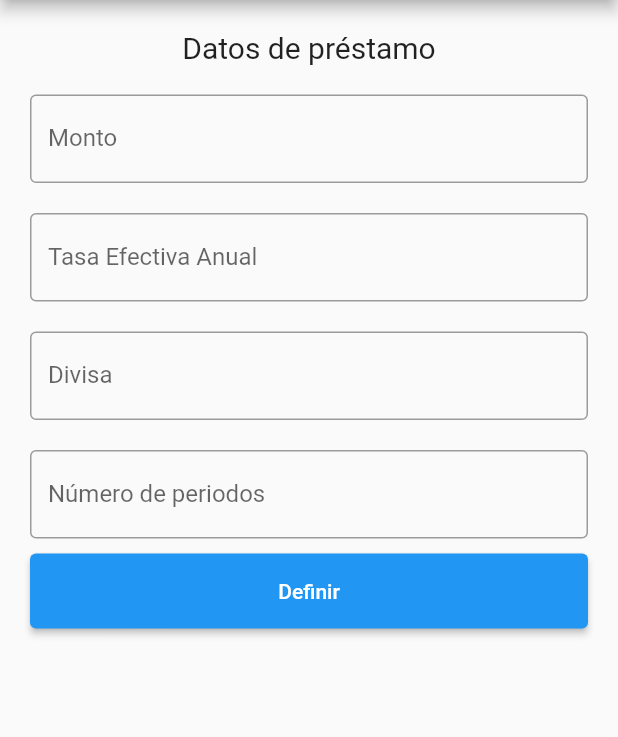
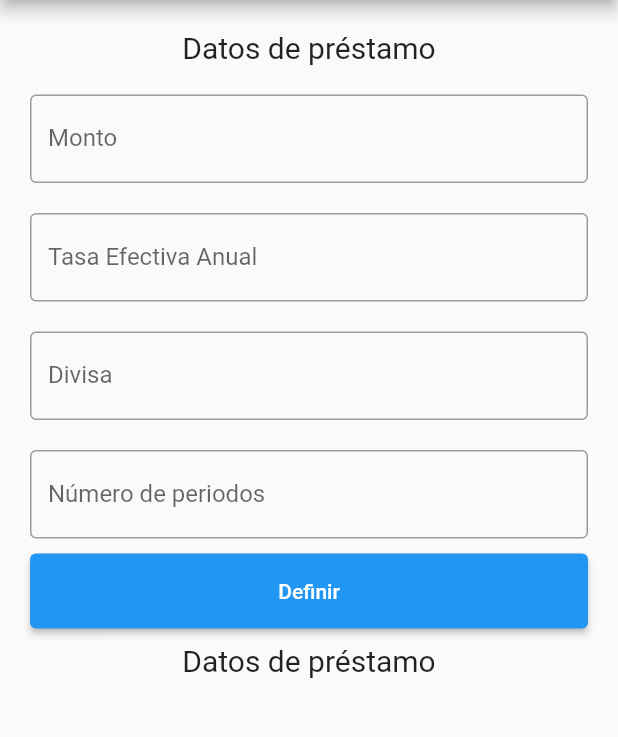
Before and after one commit to LlamitaFinance/llamita_vivienda, a Flutter app: the CreditsData screen opened directly, on a phone screen of 412 x 824 dp, the part 84-821 px from its top. Run offline on Flutter 3.47's test engine with Material 2 defaults, Android fonts, the phone set to English and light mode, and no system bars; network calls fail.

Commit message:
Update credits_data.dart

```diff
--- a/lib/screens/credits_data.dart
+++ b/lib/screens/credits_data.dart
@@ -13,7 +13,16 @@ class _CreditsDataState extends State<CreditsData> {
   TextEditingController currencyController = TextEditingController();
   TextEditingController rateController = TextEditingController();
   TextEditingController nPeriods = TextEditingController();
+  List a = [];
+  List A = [];
+  List Ik = [];
+  List Ck = [];
+  List mk = [];
 
+  var Co;
+  var i;
+  var n;
+  List mk = [];
   @override
   Widget build(BuildContext context) {
     return Scaffold(
@@ -94,7 +103,15 @@ class _CreditsDataState extends State<CreditsData> {
                   //);
                 },
               ),
-            )
+            ),
+            Container(
+              alignment: Alignment.center,
+              padding: EdgeInsets.all(10),
+              child: Text(
+                'Datos de préstamo',
+                style: TextStyle(fontSize: 20),
+              ),
+            ),
           ],
         ),
       ),
```
